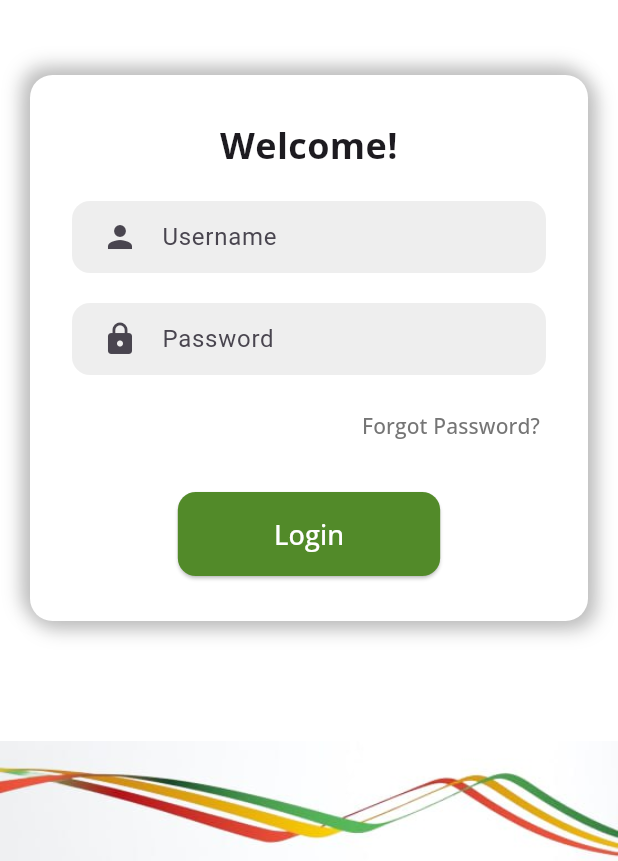
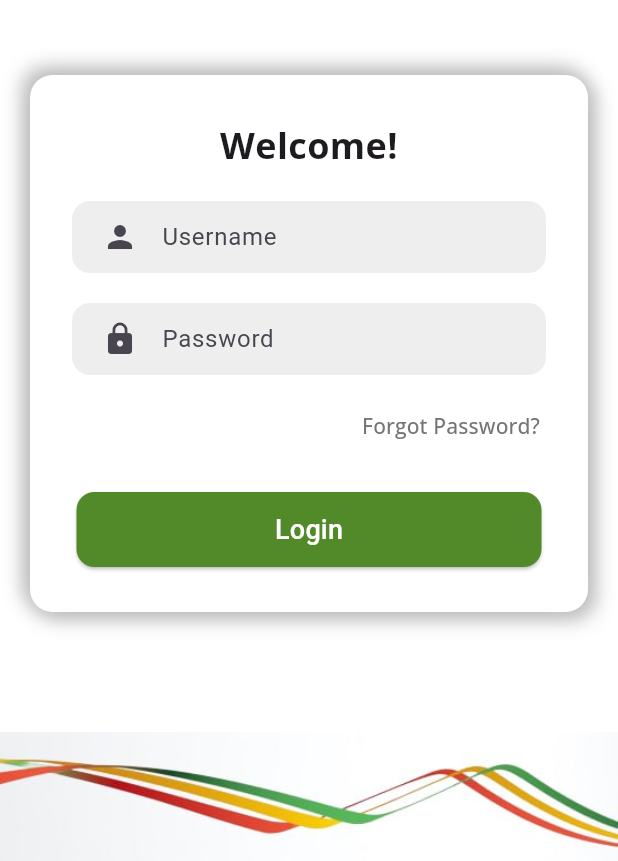
Before and after one commit to samitcruz/checklist_app, a Flutter app: the screen it shows after launch, on a phone screen of 412 x 824 dp, the part 375-1236 px from its top. Run offline on Flutter 3.47's test engine with Material 3 defaults, Android fonts, the phone set to English and light mode, and no system bars; our stand-ins replace connectivity_plus, csv, flutter_dotenv, flutter_secure_storage, get, google_fonts and 1 more; accounts and stored records are empty.

Commit message:
Updated Login Button

```diff
--- a/lib/pages/login_page.dart
+++ b/lib/pages/login_page.dart
@@ -18,6 +18,7 @@ class _LoginPageState extends State<LoginPage> {
   final _usernameController = TextEditingController();
   final _passwordController = TextEditingController();
   final AuthenticationService _authService = AuthenticationService();
+  bool _isSubmitting = false;
 
   @override
   void initState() {
@@ -28,8 +29,14 @@ class _LoginPageState extends State<LoginPage> {
   }
 
   void _authenticateAndLogin() async {
+    setState(() {
+      _isSubmitting = true;
+    });
+
+    try {
       final credentials = await getClientCredentials();
-    ClientAuthResponse? clientResponse = await _authService.authenticateClient(
+      ClientAuthResponse? clientResponse =
+          await _authService.authenticateClient(
         credentials['CLIENT_NAME']!,
         credentials['CLIENT_SECRET']!,
       );
@@ -52,7 +59,27 @@ class _LoginPageState extends State<LoginPage> {
             colorText: Colors.white,
           );
         }
-      ;
+      } else {
+        print('Client authentication failed');
+        Get.snackbar(
+          'Error',
+          'Client authentication failed. Please check your credentials.',
+          backgroundColor: Colors.red,
+          colorText: Colors.white,
+        );
+      }
+    } catch (e) {
+      print('An error occurred: $e');
+      Get.snackbar(
+        'Error',
+        'An unexpected error occurred. Please try again.',
+        backgroundColor: Colors.red,
+        colorText: Colors.white,
+      );
+    } finally {
+      setState(() {
+        _isSubmitting = false;
+      });
     }
   }
 
@@ -163,9 +190,23 @@ class _LoginPageState extends State<LoginPage> {
                           ),
                         ),
                         SizedBox(height: 20),
-                        ElevatedButton(
+                        Container(
+                          width: 310,
+                          height: 50,
+                          child: ElevatedButton(
                             onPressed:
-                              _authenticateAndLogin, // Use the authentication method here
+                                _isSubmitting ? null : _authenticateAndLogin,
+                            child: _isSubmitting
+                                ? CircularProgressIndicator(
+                                    color: Colors.white,
+                                  )
+                                : Text(
+                                    'Login',
+                                    style: TextStyle(
+                                      fontSize: 18,
+                                      color: Colors.white,
+                                    ),
+                                  ),
                             style: ElevatedButton.styleFrom(
                               foregroundColor: Colors.white,
                               backgroundColor:
@@ -173,13 +214,6 @@ class _LoginPageState extends State<LoginPage> {
                               shape: RoundedRectangleBorder(
                                 borderRadius: BorderRadius.circular(12),
                               ),
-                          ),
-                          child: Padding(
-                            padding: const EdgeInsets.symmetric(
-                                horizontal: 40.0, vertical: 15.0),
-                            child: Text(
-                              'Login',
-                              style: GoogleFonts.openSans(fontSize: 18),
                             ),
                           ),
                         ),
```
Lines whose indentation alone changed are shown as unchanged.
